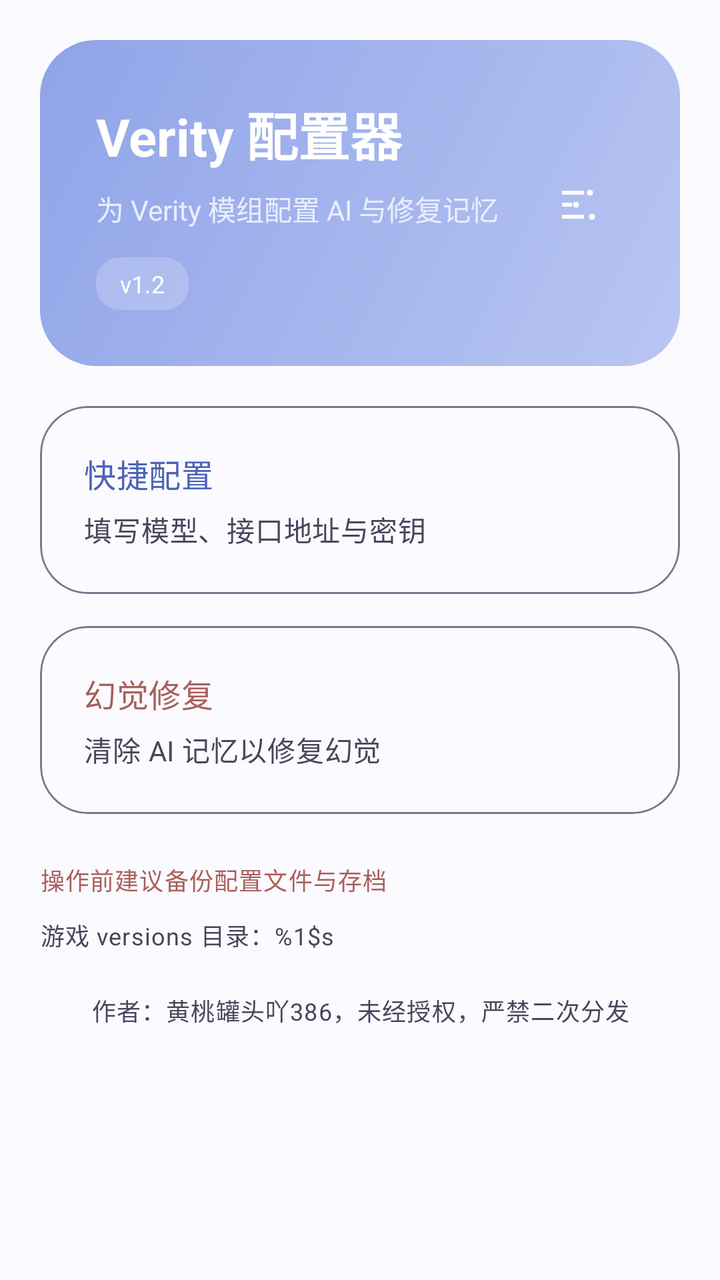
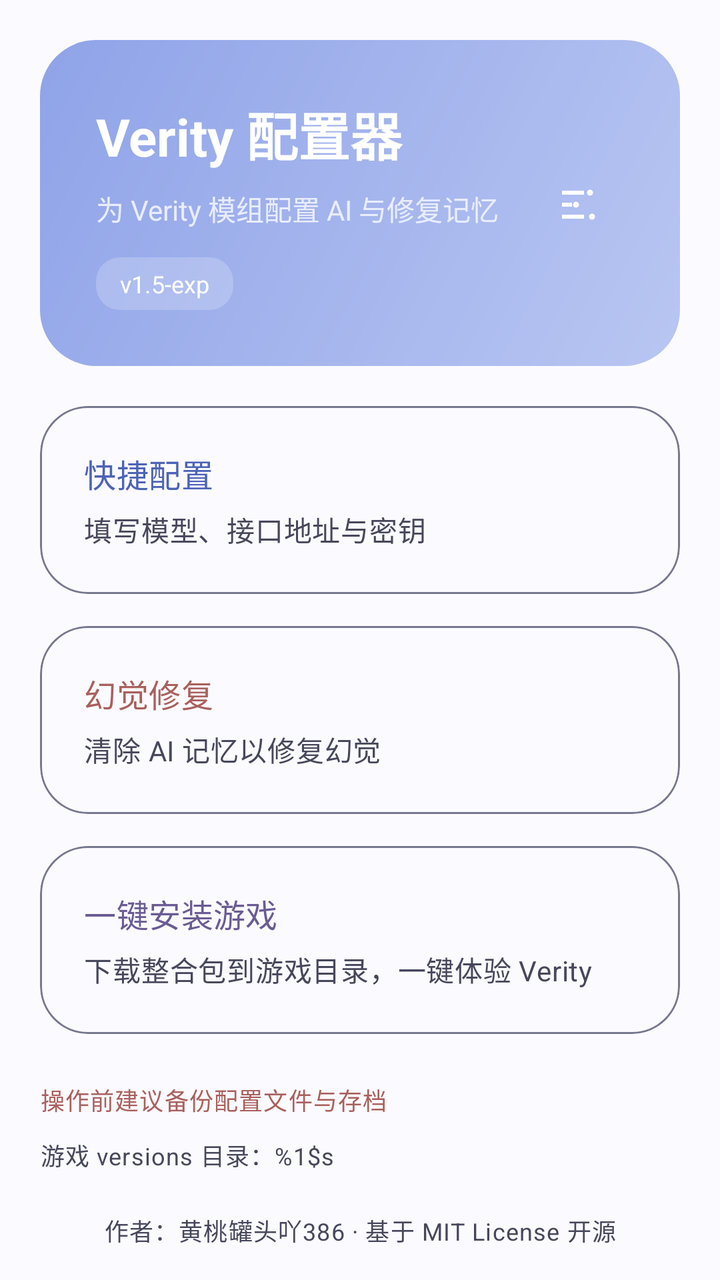

An Android layout rendered at two revisions. The XML below is the earlier revision; the diff shows what the commit changed to produce the second picture.
<!-- AndroidManifest.xml: application theme Theme.VerityTool -->
<!-- res/layout/activity_main.xml -->
<?xml version="1.0" encoding="utf-8"?>
<ScrollView xmlns:android="http://schemas.android.com/apk/res/android"
    android:layout_width="match_parent"
    android:layout_height="match_parent"
    android:clipToPadding="false"
    android:padding="20dp">

    <LinearLayout
        android:layout_width="match_parent"
        android:layout_height="wrap_content"
        android:orientation="vertical">

        <LinearLayout
            android:layout_width="match_parent"
            android:layout_height="wrap_content"
            android:background="@drawable/bg_header"
            android:gravity="center_vertical"
            android:orientation="horizontal"
            android:padding="28dp">

            <LinearLayout
                android:layout_width="0dp"
                android:layout_height="wrap_content"
                android:layout_weight="1"
                android:orientation="vertical">

                <TextView
                    android:layout_width="wrap_content"
                    android:layout_height="wrap_content"
                    android:text="@string/app_name"
                    android:textColor="#FFFFFF"
                    android:textSize="26sp"
                    android:textStyle="bold" />

                <TextView
                    android:layout_width="wrap_content"
                    android:layout_height="wrap_content"
                    android:layout_marginTop="8dp"
                    android:text="@string/main_subtitle"
                    android:textColor="#E9EDFF"
                    android:textSize="14sp" />

                <TextView
                    android:layout_width="wrap_content"
                    android:layout_height="wrap_content"
                    android:layout_marginTop="14dp"
                    android:background="@drawable/bg_chip"
                    android:paddingStart="12dp"
                    android:paddingTop="5dp"
                    android:paddingEnd="12dp"
                    android:paddingBottom="5dp"
                    android:text="@string/version_label"
                    android:textColor="#FFFFFF"
                    android:textSize="12sp" />
            </LinearLayout>

            <ImageButton
                android:id="@+id/btn_settings"
                android:layout_width="44dp"
                android:layout_height="44dp"
                android:layout_marginStart="12dp"
                android:background="?attr/selectableItemBackgroundBorderless"
                android:contentDescription="@string/title_settings"
                android:src="@drawable/ic_settings" />
        </LinearLayout>

        <com.google.android.material.card.MaterialCardView
            android:id="@+id/card_quick"
            style="@style/Widget.VerityTool.Card"
            android:layout_width="match_parent"
            android:layout_height="wrap_content"
            android:layout_marginTop="20dp"
            android:clickable="true"
            android:focusable="true">

            <LinearLayout
                android:layout_width="match_parent"
                android:layout_height="wrap_content"
                android:orientation="vertical"
                android:padding="22dp">

                <TextView
                    android:layout_width="wrap_content"
                    android:layout_height="wrap_content"
                    android:text="@string/main_quick_title"
                    android:textAppearance="?attr/textAppearanceTitleMedium"
                    android:textColor="?attr/colorPrimary" />

                <TextView
                    android:layout_width="wrap_content"
                    android:layout_height="wrap_content"
                    android:layout_marginTop="6dp"
                    android:text="@string/main_quick_desc"
                    android:textAppearance="?attr/textAppearanceBodyMedium"
                    android:textColor="?attr/colorOnSurfaceVariant" />
            </LinearLayout>
        </com.google.android.material.card.MaterialCardView>

        <com.google.android.material.card.MaterialCardView
            android:id="@+id/card_fix"
            style="@style/Widget.VerityTool.Card"
            android:layout_width="match_parent"
            android:layout_height="wrap_content"
            android:layout_marginTop="16dp"
            android:clickable="true"
            android:focusable="true">

            <LinearLayout
                android:layout_width="match_parent"
                android:layout_height="wrap_content"
                android:orientation="vertical"
                android:padding="22dp">

                <TextView
                    android:layout_width="wrap_content"
                    android:layout_height="wrap_content"
                    android:text="@string/main_fix_title"
                    android:textAppearance="?attr/textAppearanceTitleMedium"
                    android:textColor="?attr/colorTertiary" />

                <TextView
                    android:layout_width="wrap_content"
                    android:layout_height="wrap_content"
                    android:layout_marginTop="6dp"
                    android:text="@string/main_fix_desc"
                    android:textAppearance="?attr/textAppearanceBodyMedium"
                    android:textColor="?attr/colorOnSurfaceVariant" />
            </LinearLayout>
        </com.google.android.material.card.MaterialCardView>

        <TextView
            android:layout_width="wrap_content"
            android:layout_height="wrap_content"
            android:layout_marginTop="24dp"
            android:text="@string/backup_hint"
            android:textAppearance="?attr/textAppearanceBodySmall"
            android:textColor="?attr/colorTertiary" />

        <TextView
            android:id="@+id/path_hint"
            android:layout_width="match_parent"
            android:layout_height="wrap_content"
            android:layout_marginTop="10dp"
            android:text="@string/main_path_hint"
            android:textAppearance="?attr/textAppearanceBodySmall"
            android:textColor="?attr/colorOnSurfaceVariant" />

        <TextView
            android:layout_width="match_parent"
            android:layout_height="wrap_content"
            android:layout_marginTop="20dp"
            android:gravity="center"
            android:text="@string/author_notice"
            android:textAppearance="?attr/textAppearanceBodySmall"
            android:textColor="?attr/colorOnSurfaceVariant" />
    </LinearLayout>
</ScrollView>
<!-- resources referenced by this layout -->
<resources>
  <!-- drawable bg_chip (drawable) -->
  <?xml version="1.0" encoding="utf-8"?>
  <shape xmlns:android="http://schemas.android.com/apk/res/android"
      android:shape="rectangle">
      <solid android:color="#33FFFFFF" />
      <corners android:radius="12dp" />
  </shape>
  <!-- drawable bg_header (drawable) -->
  <?xml version="1.0" encoding="utf-8"?>
  <shape xmlns:android="http://schemas.android.com/apk/res/android"
      android:shape="rectangle">
      <gradient
          android:angle="315"
          android:endColor="#B9C6F2"
          android:startColor="#8FA3E8"
          android:type="linear" />
      <corners android:radius="28dp" />
  </shape>
  <!-- drawable ic_settings (drawable) -->
  <?xml version="1.0" encoding="utf-8"?>
  <vector xmlns:android="http://schemas.android.com/apk/res/android"
      android:width="24dp"
      android:height="24dp"
      android:viewportWidth="24"
      android:viewportHeight="24">
      <path
          android:fillColor="#FFFFFF"
          android:pathData="M3,6h11v2H3z" />
      <path
          android:fillColor="#FFFFFF"
          android:pathData="M3,12h5v2H3z" />
      <path
          android:fillColor="#FFFFFF"
          android:pathData="M3,18h11v2H3z" />
      <path
          android:fillColor="#FFFFFF"
          android:pathData="M17,5.5a1.5,1.5 0 1,0 0,3a1.5,1.5 0 1,0 0,-3" />
      <path
          android:fillColor="#FFFFFF"
          android:pathData="M10,11.5a1.5,1.5 0 1,0 0,3a1.5,1.5 0 1,0 0,-3" />
      <path
          android:fillColor="#FFFFFF"
          android:pathData="M18,17.5a1.5,1.5 0 1,0 0,3a1.5,1.5 0 1,0 0,-3" />
  </vector>
  <string name="app_name">Verity 配置器</string>
  <string name="author_notice">作者：黄桃罐头吖386，未经授权，严禁二次分发</string>
  <string name="backup_hint">操作前建议备份配置文件与存档</string>
  <string name="main_fix_desc">清除 AI 记忆以修复幻觉</string>
  <string name="main_fix_title">幻觉修复</string>
  <string name="main_path_hint">游戏 versions 目录：%1$s</string>
  <string name="main_quick_desc">填写模型、接口地址与密钥</string>
  <string name="main_quick_title">快捷配置</string>
  <string name="main_subtitle">为 Verity 模组配置 AI 与修复记忆</string>
  <string name="title_settings">设置</string>
  <string name="version_label">v1.2</string>
  <style name="Widget.VerityTool.Card" parent="Widget.Material3.CardView.Elevated">
          <item name="cardElevation">0dp</item>
          <item name="cardCornerRadius">24dp</item>
          <item name="strokeWidth">1dp</item>
          <item name="strokeColor">?attr/colorOutline</item>
          <item name="cardBackgroundColor">?attr/colorSurface</item>
      </style>
  <color name="monet_light_primary">#4C63B6</color>
  <color name="monet_light_on_primary">#FFFFFF</color>
  <color name="monet_light_primary_container">#DCE3FF</color>
  <color name="monet_light_on_primary_container">#001A54</color>
  <color name="monet_light_secondary">#6A5B93</color>
  <color name="monet_light_on_secondary">#FFFFFF</color>
  <color name="monet_light_secondary_container">#E7DEFF</color>
  <color name="monet_light_on_secondary_container">#210F4A</color>
  <color name="monet_light_tertiary">#A9605C</color>
  <color name="monet_light_on_tertiary">#FFFFFF</color>
  <color name="monet_light_tertiary_container">#FFDAD4</color>
  <color name="monet_light_on_tertiary_container">#3D0807</color>
  <color name="monet_light_background">#FBFAFF</color>
  <color name="monet_light_surface">#FBFAFF</color>
  <color name="monet_light_surface_variant">#E4E1F5</color>
  <color name="monet_light_on_surface">#1A1B29</color>
  <color name="monet_light_on_surface_variant">#47475C</color>
  <color name="monet_light_outline">#77778F</color>
  <color name="monet_light_error">#B3261E</color>
  <color name="monet_light_on_error">#FFFFFF</color>
  <style name="ThemeOverlay.VerityTool.Dialog" parent="ThemeOverlay.Material3.MaterialAlertDialog">
          <item name="dialogCornerRadius">28dp</item>
      </style>
  <!-- unchanged entries left out for length: 1 -->
</resources>

<!-- the commit's change to res/layout/activity_main.xml (unified diff, before → after) -->
@@ -128,6 +128,38 @@
             </LinearLayout>
         </com.google.android.material.card.MaterialCardView>
 
+        <com.google.android.material.card.MaterialCardView
+            android:id="@+id/card_install"
+            style="@style/Widget.VerityTool.Card"
+            android:layout_width="match_parent"
+            android:layout_height="wrap_content"
+            android:layout_marginTop="16dp"
+            android:clickable="true"
+            android:focusable="true">
+
+            <LinearLayout
+                android:layout_width="match_parent"
+                android:layout_height="wrap_content"
+                android:orientation="vertical"
+                android:padding="22dp">
+
+                <TextView
+                    android:layout_width="wrap_content"
+                    android:layout_height="wrap_content"
+                    android:text="@string/main_install_title"
+                    android:textAppearance="?attr/textAppearanceTitleMedium"
+                    android:textColor="?attr/colorSecondary" />
+
+                <TextView
+                    android:layout_width="wrap_content"
+                    android:layout_height="wrap_content"
+                    android:layout_marginTop="6dp"
+                    android:text="@string/main_install_desc"
+                    android:textAppearance="?attr/textAppearanceBodyMedium"
+                    android:textColor="?attr/colorOnSurfaceVariant" />
+            </LinearLayout>
+        </com.google.android.material.card.MaterialCardView>
+
         <TextView
             android:layout_width="wrap_content"
             android:layout_height="wrap_content"
<!-- resource entries referenced after the edit -->
@@ -45,16 +45,18 @@
           android:pathData="M18,17.5a1.5,1.5 0 1,0 0,3a1.5,1.5 0 1,0 0,-3" />
   </vector>
   <string name="app_name">Verity 配置器</string>
-  <string name="author_notice">作者：黄桃罐头吖386，未经授权，严禁二次分发</string>
+  <string name="author_notice">作者：黄桃罐头吖386 · 基于 MIT License 开源</string>
   <string name="backup_hint">操作前建议备份配置文件与存档</string>
   <string name="main_fix_desc">清除 AI 记忆以修复幻觉</string>
   <string name="main_fix_title">幻觉修复</string>
+  <string name="main_install_desc">下载整合包到游戏目录，一键体验 Verity</string>
+  <string name="main_install_title">一键安装游戏</string>
   <string name="main_path_hint">游戏 versions 目录：%1$s</string>
   <string name="main_quick_desc">填写模型、接口地址与密钥</string>
   <string name="main_quick_title">快捷配置</string>
   <string name="main_subtitle">为 Verity 模组配置 AI 与修复记忆</string>
   <string name="title_settings">设置</string>
-  <string name="version_label">v1.2</string>
+  <string name="version_label">v1.5-exp</string>
   <style name="Widget.VerityTool.Card" parent="Widget.Material3.CardView.Elevated">
           <item name="cardElevation">0dp</item>
           <item name="cardCornerRadius">24dp</item>
